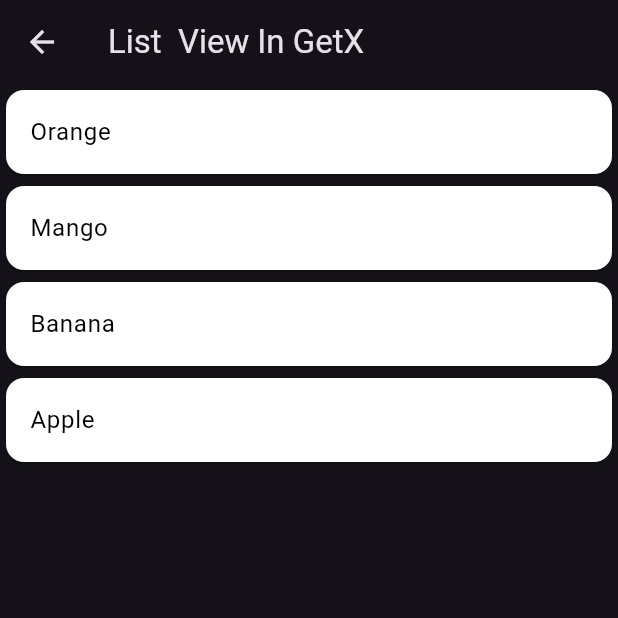
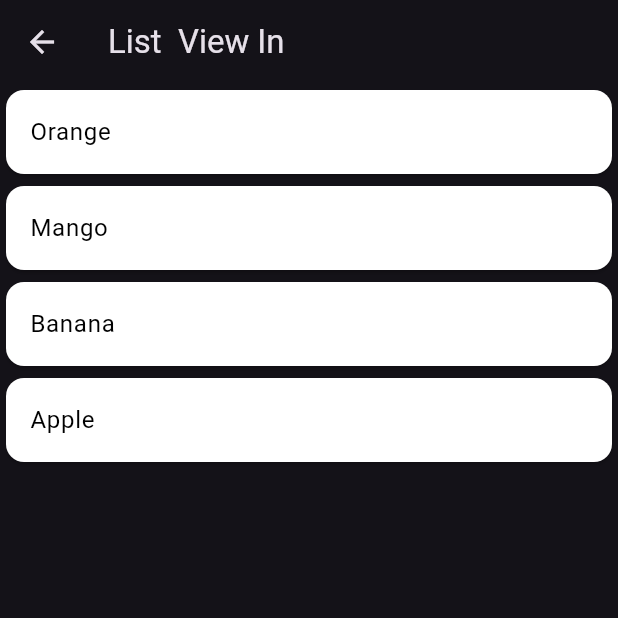
Before and after one commit to Idreex1/paractice_app, a Flutter app: the Listgetx screen opened directly, on a phone screen of 412 x 824 dp, the top half of it. Run offline on Flutter 3.47's test engine with Material 3 defaults, Android fonts, the phone set to English and light mode, and no system bars; our stand-ins replace flutter_rating_bar, get, google_fonts, hive, hive_flutter, image_picker and 5 more; missing offline and left inert: flutter_email_sender; accounts and stored records are empty; project files that could hold a hidden picture were left out.

Commit message:
changes file

```diff
--- a/lib/View/infoPlus/infoplus_screen.dart
+++ b/lib/View/infoPlus/infoplus_screen.dart
@@ -9,7 +9,7 @@ class InfoPlusScreen extends StatefulWidget {
 }
 
 class _InfoPlusScreenState extends State<InfoPlusScreen> {
-  String _packageInfoText = 'Loading app information...';
+  String _packageInfoText = 'Loading app information.....';
   bool _isLoading = true;
 
   @override
--- a/lib/View/listgetX.dart
+++ b/lib/View/listgetX.dart
@@ -10,7 +10,7 @@ class Listgetx extends StatelessWidget {
     FavrioteFruits controller = Get.put(FavrioteFruits());
     return Scaffold(
       appBar: AppBar(
-        title: Text('List  View In GetX'),
+        title: Text('List  View In '),
       ),
       body: ListView.builder(
         itemCount: controller.fruits.length,
--- a/lib/ViewModel/feedbackfunction_screen.dart
+++ b/lib/ViewModel/feedbackfunction_screen.dart
@@ -11,7 +11,7 @@ class FeedbackController extends GetxController {
 
   // Feedback options with unique values
   final List<String> feedbackOptions = [
-    'Poor Effect',
+    'Poor Effectt',
     'Average Quality',
     'Face Detail Issues',
     'Color Accuracy',
```
